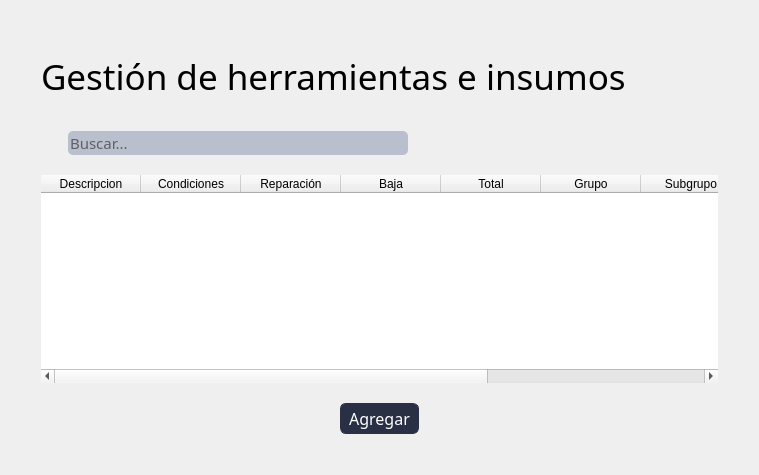
This is blustock/ui/screens_uis/stock.ui in MaxAPBusiness/Blustock as Qt 5 draws it before an edit. The edited form follows.
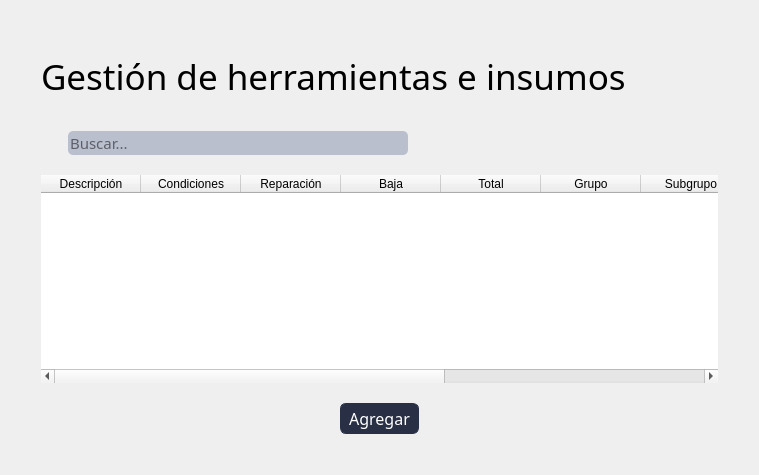
This is the edited form. Icons and pictures are not drawn.

Commit message:
La barra de busqueda ya funciona. Modifiqué la función generarBotones.
- Documenté mejor la funcion de generar botones.
- Hice que ahora los botones siempre se añadan en las últimas dos columnas.
- Modifiqué el método fetchStock. Cambié el query sql y le añadí los joins.

Patch:
```diff
--- a/blustock/ui/screens_uis/stock.ui
+++ b/blustock/ui/screens_uis/stock.ui
@@ -284,7 +284,7 @@
        </attribute>
        <column>
         <property name="text">
-         <string>Descripcion</string>
+         <string>Descripción</string>
         </property>
        </column>
        <column>
@@ -317,6 +317,11 @@
          <string>Subgrupo</string>
         </property>
        </column>
+       <column>
+        <property name="text">
+         <string>Ubicación</string>
+        </property>
+       </column>
        <column>
         <property name="text">
          <string>-</string>
```
Left out of the diff: 1 changed line with no effect on the pictures. The commit also changes 2 other files.
